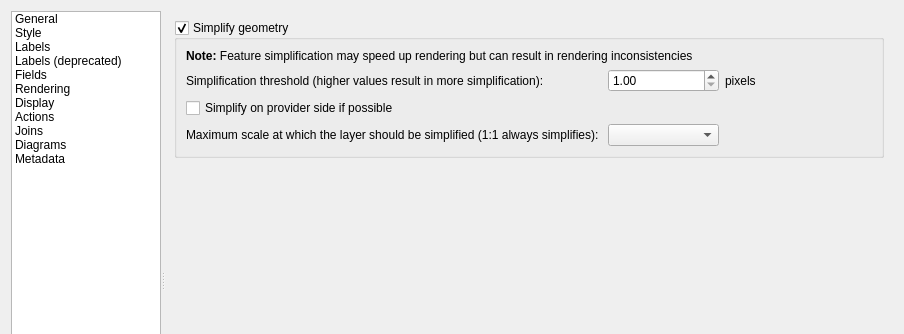
qgis/QGIS, file src/ui/qgsvectorlayerpropertiesbase.ui: the form before one commit; both pictures show x 0 to 904 and y 0 to 334 of the 904 by 588 pixel window.
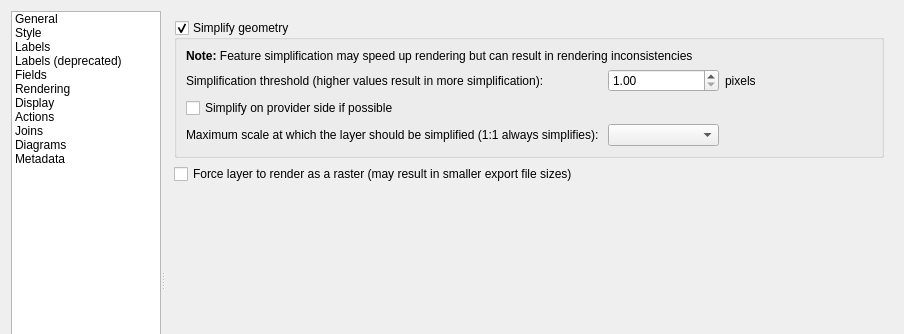
The form after the commit. The open tabs and pages were chosen to show the change. Icons and pictures are not drawn. Custom widgets are drawn as their Qt base class.

Commit message: [FEATURE] Add option to force a vector layer to render as a raster

The edit to the form file:
```diff
--- a/src/ui/qgsvectorlayerpropertiesbase.ui
+++ b/src/ui/qgsvectorlayerpropertiesbase.ui
@@ -834,8 +834,8 @@
                <rect>
                 <x>0</x>
                 <y>0</y>
-                <width>721</width>
-                <height>171</height>
+                <width>730</width>
+                <height>537</height>
                </rect>
               </property>
               <layout class="QVBoxLayout" name="verticalLayout_32">
@@ -940,6 +940,13 @@
                  </layout>
                 </widget>
                </item>
+               <item>
+                <widget class="QCheckBox" name="mForceRasterCheckBox">
+                 <property name="text">
+                  <string>Force layer to render as a raster (may result in smaller export file sizes)</string>
+                 </property>
+                </widget>
+               </item>
                <item>
                 <spacer name="verticalSpacer_6">
                  <property name="orientation">
```
Left out of the diff: 16 changed lines with no effect on the pictures. The commit also changes 11 other files.
